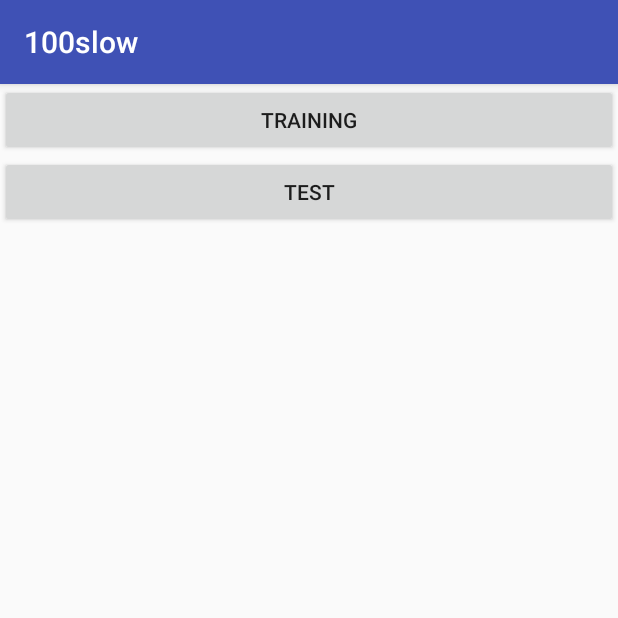
After one commit to redbluex/1000slow, an Android app: the Menu screen opened directly, with no data from a screen before it, on a phone screen of 412 x 824 dp, the top half of it. The commit adds this screen. Run offline under Robolectric (Android 15) with nearby library versions, the phone set to English and light mode, and no system bars.

Commit message:
new classes, activity

```diff
--- a/app/src/main/AndroidManifest.xml
+++ b/app/src/main/AndroidManifest.xml
@@ -16,6 +16,9 @@
                 <category android:name="android.intent.category.LAUNCHER" />
             </intent-filter>
         </activity>
+        <activity android:name=".Menu" />
+        <activity android:name=".Testowa" />
+        <activity android:name=".Training"></activity>
     </application>
 
 </manifest>
--- /dev/null
+++ b/app/src/main/java/pl/redblue/rob/a100slow/Menu.java
@@ -0,0 +1,27 @@
+package pl.redblue.rob.a100slow;
+
+import android.content.Intent;
+import android.support.v7.app.AppCompatActivity;
+import android.os.Bundle;
+import android.view.View;
+import android.widget.RelativeLayout;
+
+public class Menu extends AppCompatActivity {
+
+
+    @Override
+    protected void onCreate(Bundle savedInstanceState) {
+        super.onCreate(savedInstanceState);
+        setContentView(R.layout.activity_menu);
+    }
+
+    public void train(View view){
+        Intent i = new Intent(Menu.this, Testowa.class);
+        startActivity(i);
+    }
+
+    public void test(View view){
+        Intent i = new Intent(Menu.this, Training.class);
+        startActivity(i);
+    }
+}
--- /dev/null
+++ b/app/src/main/res/layout/activity_menu.xml
@@ -0,0 +1,35 @@
+<?xml version="1.0" encoding="utf-8"?>
+<RelativeLayout xmlns:android="http://schemas.android.com/apk/res/android"
+    xmlns:app="http://schemas.android.com/apk/res-auto"
+    xmlns:tools="http://schemas.android.com/tools"
+    android:id="@+id/relativemenu"
+    android:layout_width="match_parent"
+    android:layout_height="match_parent"
+    tools:context="pl.redblue.rob.a100slow.Menu">
+
+    <Button
+        android:id="@+id/buttonTraining"
+        android:layout_width="wrap_content"
+        android:layout_height="wrap_content"
+        android:layout_alignParentLeft="true"
+        android:layout_alignParentStart="true"
+        android:layout_alignParentTop="true"
+        android:text="Training"
+        android:layout_alignParentRight="true"
+        android:layout_alignParentEnd="true"
+        android:onClick="train"/>
+
+
+
+    <Button
+        android:id="@+id/buttonTest"
+        android:layout_width="wrap_content"
+        android:layout_height="wrap_content"
+        android:layout_alignParentLeft="true"
+        android:layout_alignParentStart="true"
+        android:layout_below="@+id/buttonTraining"
+        android:text="Test"
+        android:layout_alignParentRight="true"
+        android:layout_alignParentEnd="true"
+        android:onClick="test"/>
+</RelativeLayout>
```
Also changed, not shown: app/src/main/java/pl/redblue/rob/a100slow/MainActivity.java (+7 -2 lines), app/src/main/java/pl/redblue/rob/a100slow/Testowa.java (added, +13 -0 lines), app/src/main/java/pl/redblue/rob/a100slow/Training.java (added, +28 -0 lines), app/src/main/res/layout/activity_testowa.xml (added, +9 -0 lines), app/src/main/res/layout/activity_training.xml (added, +16 -0 lines).
